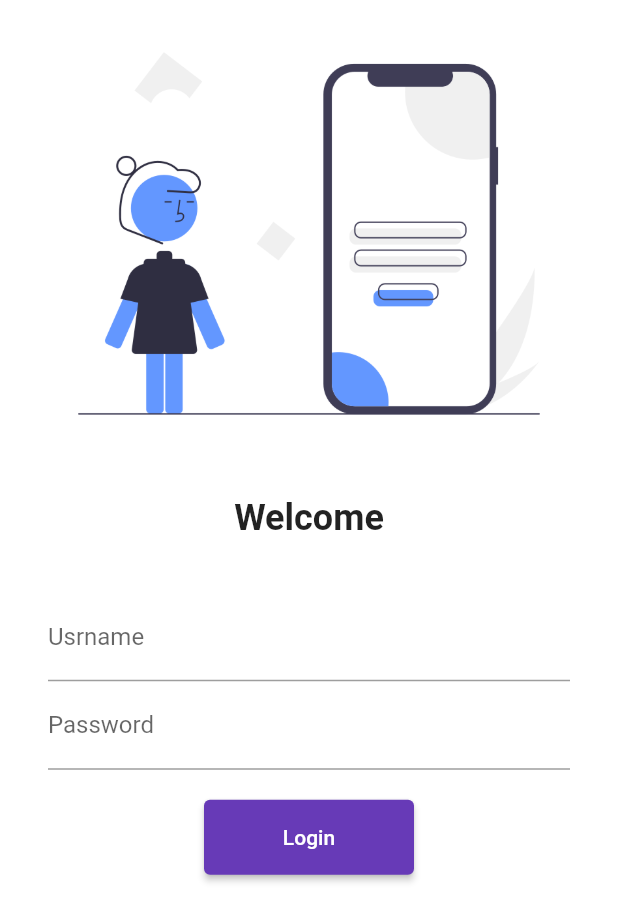
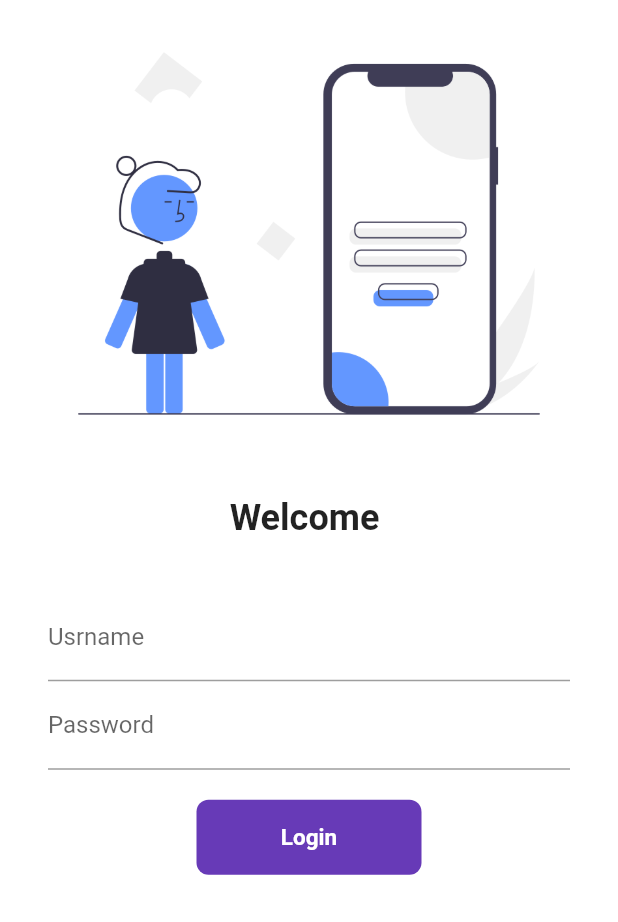
Before and after one commit to Aasimbhat/Catalog_App, a Flutter app: the screen it shows after launch, on a phone screen of 412 x 824 dp. Shown: the top 922 px of the screen. Run offline on Flutter 3.47's test engine with Material 2 defaults, Android fonts, the phone set to English and light mode, and no system bars.

Commit message:
day 6 completed

```diff
--- a/lib/pages/login.dart
+++ b/lib/pages/login.dart
@@ -2,9 +2,16 @@
 import 'package:flutter/material.dart';
 import 'package:flutter_30days/utils/routes.dart';
 
-class LoginPage extends StatelessWidget {
+class LoginPage extends StatefulWidget {
   const LoginPage({Key? key}) : super(key: key);
 
+  @override
+
+  State<LoginPage> createState() => _LoginPageState();
+}
+ String name="";
+ bool changeButton=false;
+class _LoginPageState extends State<LoginPage> {
   @override
   Widget build(BuildContext context) {
     return Material(
@@ -17,7 +24,7 @@
           SizedBox(
             height: 20,
           ),
-          Text("Welcome",
+          Text("Welcome $name",
           style:TextStyle(
             fontSize: 24,
             fontWeight: FontWeight.bold
@@ -34,6 +41,13 @@
                 hintText: "Enter Username",
                 labelText: "Usrname"
               ),
+              onChanged: (value){
+                name=value;
+                setState(() {
+
+                });
+              },
+
             ),
               TextFormField(
                 obscureText: true,
@@ -46,16 +60,41 @@
              SizedBox(
             height: 20,
           ),
-          ElevatedButton(
-            child: Text("Login"),
-            style: TextButton.styleFrom(
-              minimumSize: (Size(140, 50))
+          InkWell(
+            onTap: () async{
+                setState(()  {
+                  changeButton=true;
+                });
+                await Future.delayed(Duration(seconds: 1));
+            Navigator.pushNamed(context, MyRoutes.homeRoute);
+            },
+
+            child: AnimatedContainer(
+              duration: Duration(seconds: 1),
+              height: 50,
+              width: changeButton?50: 150,
+              alignment: Alignment.center,
+              child:changeButton?Icon(Icons.done,color: Colors.white,): Text("Login",
+              style: TextStyle(fontSize: 15,
+              fontWeight: FontWeight.bold,
+              color: Colors.white,
+              ),),
+              decoration: BoxDecoration(
+                color: Colors.deepPurple,
+                borderRadius: BorderRadius.circular(changeButton?50 :8)
+              ),
             ),
+          )
+          // ElevatedButton(
+          //   child: Text("Login"),
+          //   style: TextButton.styleFrom(
+          //     minimumSize: (Size(140, 50))
+          //   ),
 
-            onPressed: (){
-              Navigator.pushNamed(context, MyRoutes.homeRoute);
+          //   onPressed: (){
+          //     Navigator.pushNamed(context, MyRoutes.homeRoute);
 
-            },)
+          //   },)
             ],
            ),
          )
```
